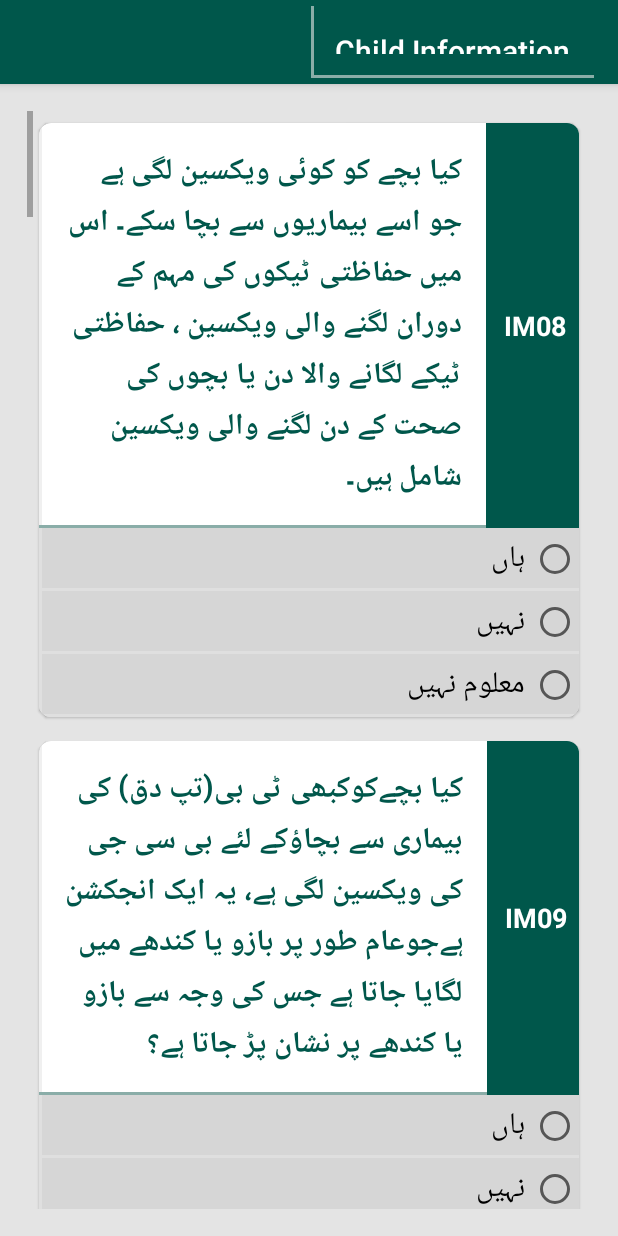
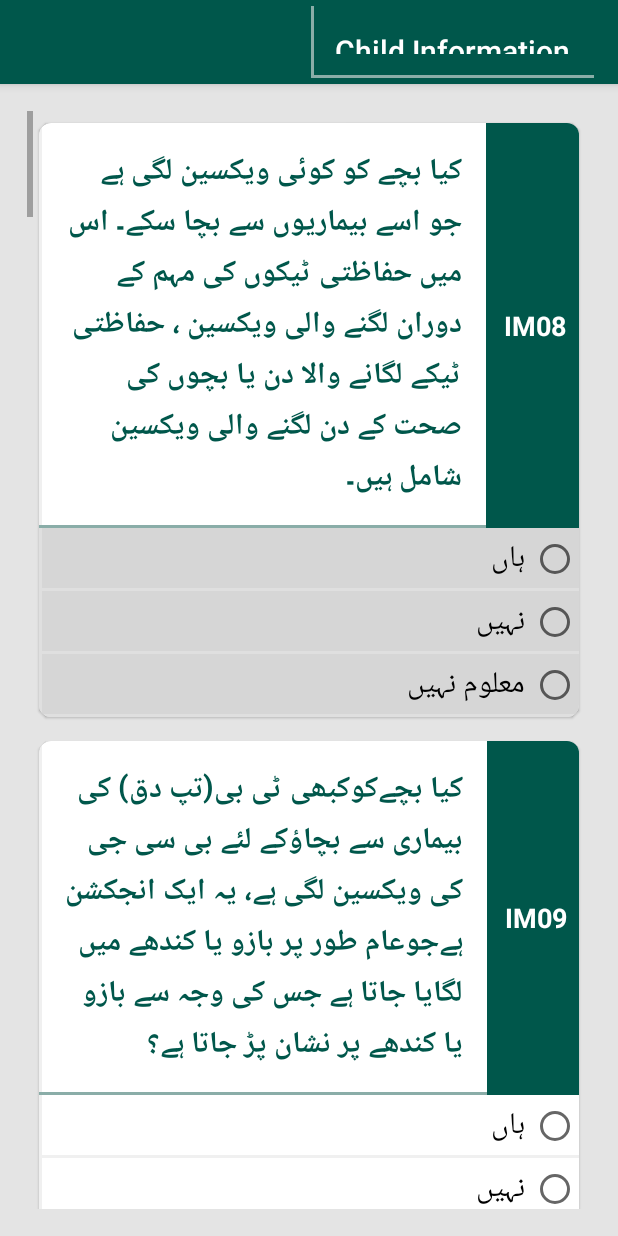
Before and after one commit to indus1530/TPVICS-HH, an Android app: the SectionCHC2Activity screen opened directly, with no data from a screen before it, on a phone screen of 412 x 824 dp. Run offline under Robolectric (Android 15) with nearby library versions, the phone set to English and light mode, and no system bars; our stand-ins replace data binding; libraries missing offline, so code that uses them is left out: com.edittextpicker.aliazaz, com.validatorcrawler.aliazaz; plain views replace EditTextPicker; Roboto replaces fonts that are not available here; 8 statements that could not run were skipped.

Commit message:
Done CHC1 & CHC2

```diff
--- a/app/src/main/res/layout/activity_section_chc2.xml
+++ b/app/src/main/res/layout/activity_section_chc2.xml
@@ -46,6 +46,7 @@
                             android:layout_alignBottom="@id/qtxt_im08"
                             android:gravity="center"
                             android:text="@string/Q_im08" />
+
                     </RelativeLayout>
 
 
@@ -107,26 +108,31 @@
                                 android:layout_alignBottom="@id/qtxt_im09"
                                 android:gravity="center"
                                 android:text="@string/Q_im09" />
+
                         </RelativeLayout>
 
 
                         <RadioGroup
                             android:id="@+id/im09"
-                            style="@style/radiogroup">
+                            android:layout_width="match_parent"
+                            android:layout_height="wrap_content">
 
                             <RadioButton
                                 android:id="@+id/im091"
-                                style="@style/radiobutton"
+                                android:layout_width="match_parent"
+                                android:layout_height="wrap_content"
                                 android:text="@string/im091" />
 
                             <RadioButton
                                 android:id="@+id/im092"
-                                style="@style/radiobutton"
+                                android:layout_width="match_parent"
+                                android:layout_height="wrap_content"
                                 android:text="@string/im092" />
 
                             <RadioButton
                                 android:id="@+id/im093"
-                                style="@style/radiobutton"
+                                android:layout_width="match_parent"
+                                android:layout_height="wrap_content"
                                 android:text="@string/im093" />
 
                         </RadioGroup>
@@ -163,26 +169,31 @@
                                 android:layout_alignBottom="@id/qtxt_im10"
                                 android:gravity="center"
                                 android:text="@string/Q_im10" />
+
                         </RelativeLayout>
 
 
                         <RadioGroup
                             android:id="@+id/im10"
-                            style="@style/radiogroup">
+                            android:layout_width="match_parent"
+                            android:layout_height="wrap_content">
 
                             <RadioButton
                                 android:id="@+id/im101"
-                                style="@style/radiobutton"
+                                android:layout_width="match_parent"
+                                android:layout_height="wrap_content"
                                 android:text="@string/im101" />
 
                             <RadioButton
                                 android:id="@+id/im102"
-                                style="@style/radiobutton"
+                                android:layout_width="match_parent"
+                                android:layout_height="wrap_content"
                                 android:text="@string/im102" />
 
                             <RadioButton
                                 android:id="@+id/im103"
-                                style="@style/radiobutton"
+                                android:layout_width="match_parent"
+                                android:layout_height="wrap_content"
                                 android:text="@string/im103" />
 
                         </RadioGroup>
```
Also changed, not shown: 1 other file.
